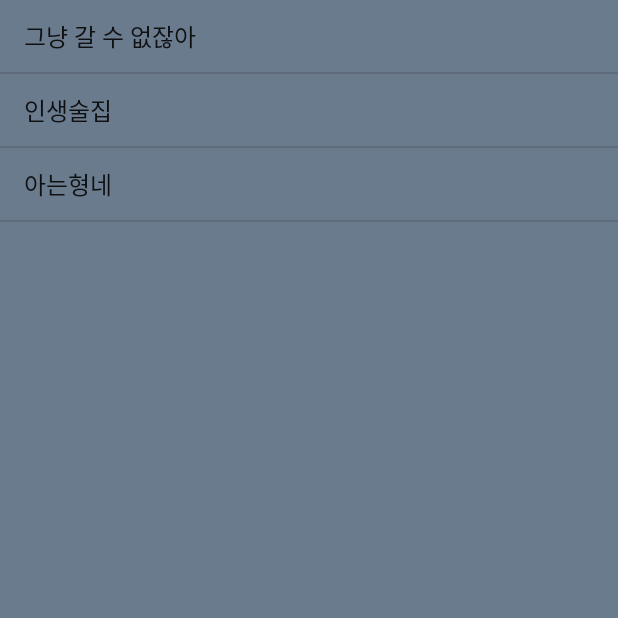
After one commit to leolyoo/Oneshot, an Android app: the PointActivity screen opened directly, with no data from a screen before it, on a phone screen of 412 x 824 dp, the top half of it. The commit adds this screen. Run offline under Robolectric (Android 15) with nearby library versions, the phone set to English and light mode, and no system bars.

Commit message:
아마 최종에서 더

```diff
--- a/app/src/main/AndroidManifest.xml
+++ b/app/src/main/AndroidManifest.xml
@@ -16,10 +16,12 @@
         android:roundIcon="@mipmap/ic_launcher_round"
         android:supportsRtl="true"
         android:theme="@style/AppTheme">
+        <activity android:name=".PointActivity"></activity>
         <activity android:name=".LoginActivity">
             <intent-filter>
-                <action android:name="android.intent.action.MAIN"/>
-                <action android:name="android.intent.action.VIEW"/>
+                <action android:name="android.intent.action.MAIN" />
+                <action android:name="android.intent.action.VIEW" />
+
                 <category android:name="android.intent.category.LAUNCHER" />
             </intent-filter>
         </activity>
--- a/app/src/main/java/com/example/a82102/oneshot/Home.java
+++ b/app/src/main/java/com/example/a82102/oneshot/Home.java
@@ -54,6 +54,7 @@ public class Home extends BaseActivity implements View.OnClickListener, PopupMen
             case R.id.profile:
                 return true;
             case R.id.point:
+                startActivity(new Intent(this, PointActivity.class));
                 return true;
             case R.id.logout:
                 UserManagement.getInstance().requestLogout(new LogoutResponseCallback() {
--- /dev/null
+++ b/app/src/main/java/com/example/a82102/oneshot/PointActivity.java
@@ -0,0 +1,49 @@
+package com.example.a82102.oneshot;
+
+import android.app.Activity;
+
+import android.app.AlertDialog;
+import android.os.Bundle;
+import android.view.LayoutInflater;
+import android.view.View;
+import android.view.ViewGroup;
+import android.widget.AdapterView;
+import android.widget.ArrayAdapter;
+import android.widget.ImageView;
+import android.widget.ListView;
+
+public class PointActivity extends Activity {
+    String[] pubs = {"그냥 갈 수 없잖아", "인생술집", "아는형네"};
+    int[] pubImage = {R.drawable.point_geugal, R.drawable.point_empty, R.drawable.point_empty};
+    ListView pubList;
+    ArrayAdapter adapter;
+    AlertDialog.Builder builder;
+    AlertDialog alert;
+    LayoutInflater inflater;
+    View layout;
+    ImageView image;
+
+
+    @Override
+    protected void onCreate(Bundle savedInstanceState) {
+        super.onCreate(savedInstanceState);
+        setContentView(R.layout.activity_point);
+        pubList = findViewById(R.id.list_pub);
+        adapter = new ArrayAdapter(this, android.R.layout.simple_list_item_1, pubs);
+        pubList.setAdapter(adapter);
+        builder = new AlertDialog.Builder(this);
+        inflater = (LayoutInflater) getSystemService(LAYOUT_INFLATER_SERVICE);
+        layout = inflater.inflate(R.layout.alert_pubs, (ViewGroup) findViewById(R.id.layout_root));
+        image = layout.findViewById(R.id.image_point);
+        builder.setView(layout);
+        alert = builder.create();
+        pubList.setOnItemClickListener(new AdapterView.OnItemClickListener() {
+            @Override
+            public void onItemClick(AdapterView<?> parent, View view, int position, long id) {
+                image.setImageResource(pubImage[position]);
+                alert.show();
+            }
+        });
+
+    }
+}
--- a/app/src/main/res/layout/activity_loading.xml
+++ b/app/src/main/res/layout/activity_point.xml
@@ -4,8 +4,12 @@
     xmlns:tools="http://schemas.android.com/tools"
     android:layout_width="match_parent"
     android:layout_height="match_parent"
+    android:background="@color/bg"
     android:orientation="vertical"
-    android:background="@color/bg"
-    tools:context=".Loading">
+    tools:context=".PointActivity">
 
+    <ListView
+        android:id="@+id/list_pub"
+        android:layout_width="match_parent"
+        android:layout_height="match_parent" />
 </LinearLayout>
--- a/app/src/main/res/values/styles.xml
+++ b/app/src/main/res/values/styles.xml
@@ -4,7 +4,6 @@
     <style name="AppTheme" parent="android:Theme.Material.Light.DarkActionBar">
         <!-- Customize your theme here. -->
         <item name="android:windowNoTitle">true</item>
-        <item name="android:background">@color/bg</item>
     </style>
 
 </resources>
```
Also changed, not shown: app/src/main/java/com/example/a82102/oneshot/Loading.java (deleted, +0 -13 lines), app/src/main/res/layout/alert_pubs.xml (added, +14 -0 lines), app/src/main/res/drawable-v24/point_empty.png (added), app/src/main/res/drawable-v24/point_geugal.png (added).
